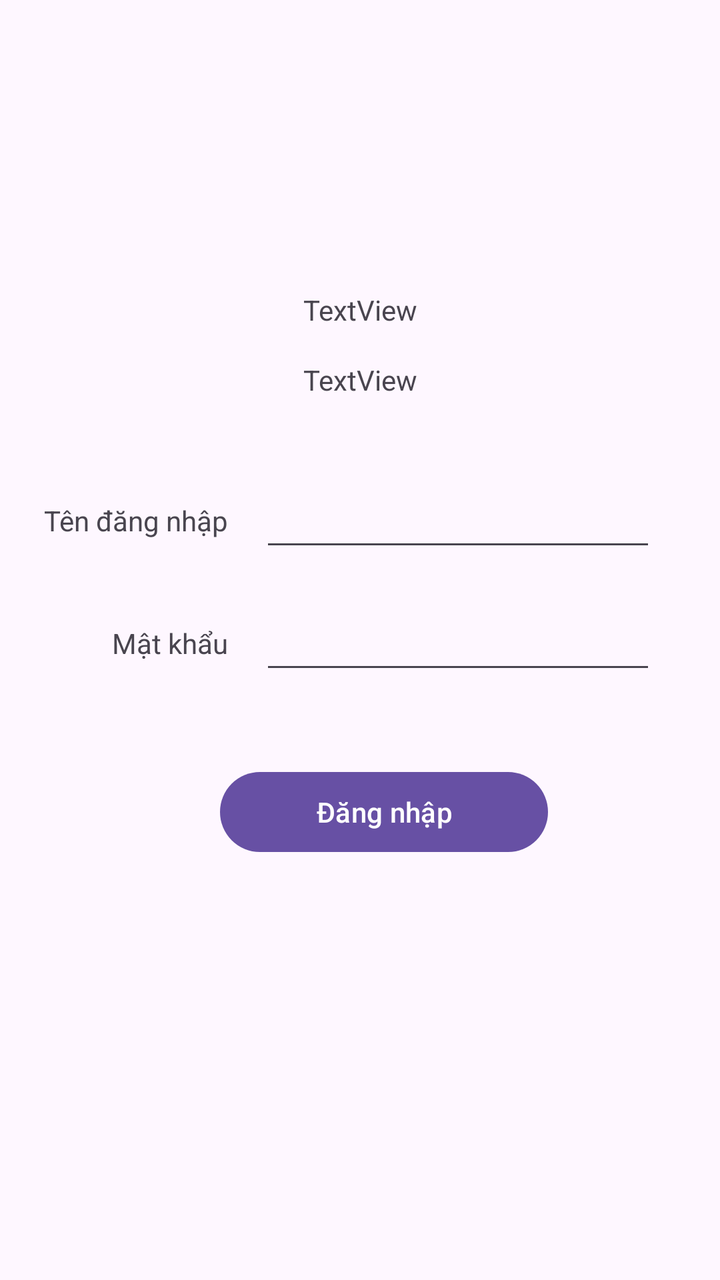
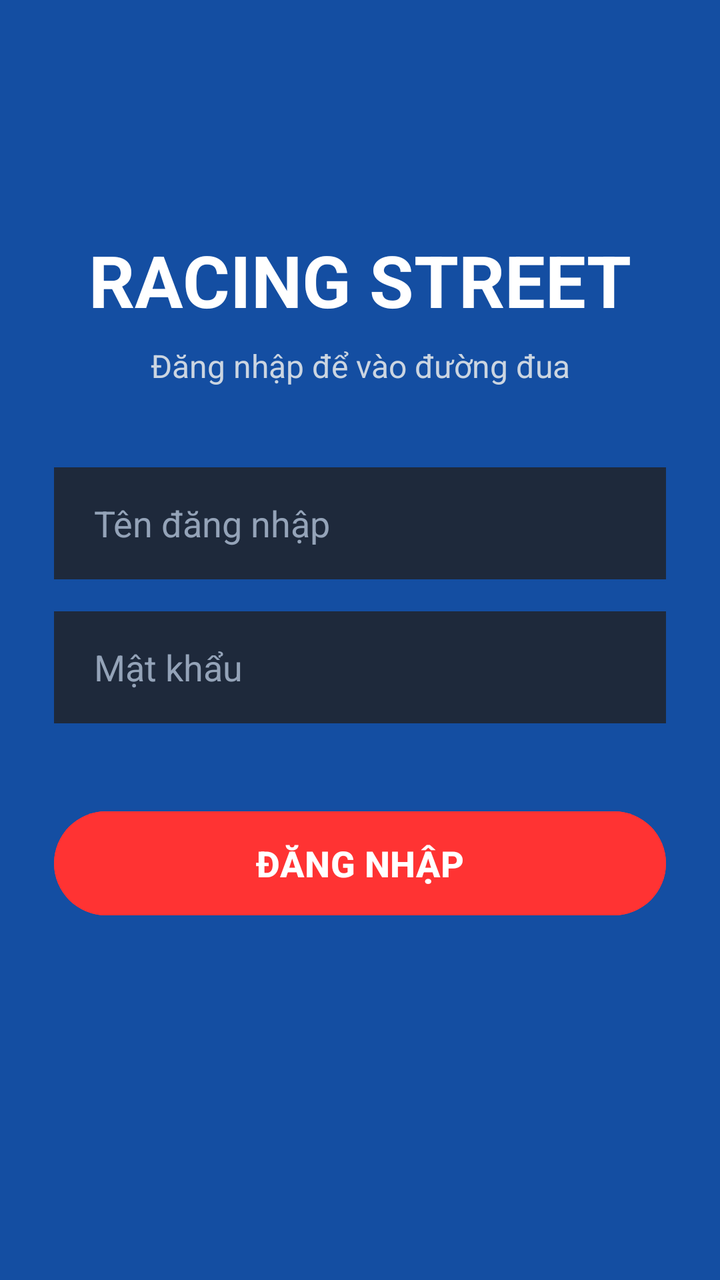

Compare the two renders of this Android layout. The source of the first and the diff that turns it into the second are given below.
<!-- AndroidManifest.xml: application theme Theme.Game -->
<!-- res/layout/activity_login_layout.xml -->
<?xml version="1.0" encoding="utf-8"?>
<androidx.constraintlayout.widget.ConstraintLayout xmlns:android="http://schemas.android.com/apk/res/android"
    xmlns:app="http://schemas.android.com/apk/res-auto"
    xmlns:tools="http://schemas.android.com/tools"
    android:id="@+id/main"
    android:layout_width="match_parent"
    android:layout_height="match_parent"
    tools:context=".loginLayout">

    
    <EditText
        android:id="@+id/txtUser"
        android:layout_width="0dp"
        android:layout_height="wrap_content"
        android:ems="10"
        android:inputType="text"
        android:layout_marginEnd="32dp"
        app:layout_constraintWidth_percent="0.55"
        app:layout_constraintBottom_toBottomOf="parent"
        app:layout_constraintEnd_toEndOf="parent"
        app:layout_constraintTop_toTopOf="parent"
        app:layout_constraintVertical_bias="0.4" />

    
    <TextView
        android:id="@+id/textView3"
        android:layout_width="wrap_content"
        android:layout_height="wrap_content"
        android:layout_marginEnd="16dp"
        android:text="Tên đăng nhập"
        app:layout_constraintBottom_toBottomOf="@+id/txtUser"
        app:layout_constraintEnd_toStartOf="@+id/txtUser"
        app:layout_constraintTop_toTopOf="@+id/txtUser" />

    
    <EditText
        android:id="@+id/txtPass"
        android:layout_width="0dp"
        android:layout_height="wrap_content"
        android:layout_marginTop="20dp"
        android:ems="10"
        android:inputType="textPassword"
        app:layout_constraintEnd_toEndOf="@+id/txtUser"
        app:layout_constraintStart_toStartOf="@+id/txtUser"
        app:layout_constraintTop_toBottomOf="@+id/txtUser" />

    
    <TextView
        android:id="@+id/textView4"
        android:layout_width="wrap_content"
        android:layout_height="wrap_content"
        android:layout_marginEnd="16dp"
        android:text="Mật khẩu"
        app:layout_constraintBottom_toBottomOf="@+id/txtPass"
        app:layout_constraintEnd_toStartOf="@+id/txtPass"
        app:layout_constraintTop_toTopOf="@+id/txtPass" />

    
    <Button
        android:id="@+id/btnResign"
        android:layout_width="wrap_content"
        android:layout_height="wrap_content"
        android:layout_marginTop="40dp"
        android:text="Đăng nhập"
        android:paddingHorizontal="48dp"
        app:layout_constraintEnd_toEndOf="@+id/txtPass"
        app:layout_constraintStart_toStartOf="@+id/textView4"
        app:layout_constraintTop_toBottomOf="@+id/txtPass" />

    
    <TextView
        android:id="@+id/textView2"
        android:layout_width="wrap_content"
        android:layout_height="wrap_content"
        android:layout_marginBottom="40dp"
        android:text="TextView"
        app:layout_constraintBottom_toTopOf="@+id/txtUser"
        app:layout_constraintEnd_toEndOf="parent"
        app:layout_constraintStart_toStartOf="parent" />

    
    <TextView
        android:id="@+id/textView"
        android:layout_width="wrap_content"
        android:layout_height="wrap_content"
        android:layout_marginBottom="16dp"
        android:text="TextView"
        app:layout_constraintBottom_toTopOf="@+id/textView2"
        app:layout_constraintEnd_toEndOf="@+id/textView2"
        app:layout_constraintStart_toStartOf="@+id/textView2" />

</androidx.constraintlayout.widget.ConstraintLayout>
<!-- resources referenced by this layout -->
<resources>
  <style name="Theme.Game" parent="Base.Theme.Game" />
  <style name="Base.Theme.Game" parent="Theme.Material3.DayNight.NoActionBar">
          
          
      </style>
</resources>

<!-- the commit's change to res/layout/activity_login_layout.xml (unified diff, before → after) -->
@@ -5,88 +5,79 @@
     android:id="@+id/main"
     android:layout_width="match_parent"
     android:layout_height="match_parent"
+    android:background="#144EA2"
     tools:context=".loginLayout">
-
-    
-    <EditText
-        android:id="@+id/txtUser"
-        android:layout_width="0dp"
-        android:layout_height="wrap_content"
-        android:ems="10"
-        android:inputType="text"
-        android:layout_marginEnd="32dp"
-        app:layout_constraintWidth_percent="0.55"
-        app:layout_constraintBottom_toBottomOf="parent"
-        app:layout_constraintEnd_toEndOf="parent"
-        app:layout_constraintTop_toTopOf="parent"
-        app:layout_constraintVertical_bias="0.4" />
-
-    
     <TextView
-        android:id="@+id/textView3"
+        android:id="@+id/textView"
         android:layout_width="wrap_content"
         android:layout_height="wrap_content"
-        android:layout_marginEnd="16dp"
-        android:text="Tên đăng nhập"
-        app:layout_constraintBottom_toBottomOf="@+id/txtUser"
-        app:layout_constraintEnd_toStartOf="@+id/txtUser"
-        app:layout_constraintTop_toTopOf="@+id/txtUser" />
+        android:layout_marginBottom="8dp"
+        android:text="RACING STREET"
+        android:textColor="#FFFFFF"
+        android:textSize="36sp"
+        android:textStyle="bold"
+        app:layout_constraintBottom_toTopOf="@+id/textView2"
+        app:layout_constraintEnd_toEndOf="parent"
+        app:layout_constraintStart_toStartOf="parent" />
 
-    
-    <EditText
-        android:id="@+id/txtPass"
-        android:layout_width="0dp"
-        android:layout_height="wrap_content"
-        android:layout_marginTop="20dp"
-        android:ems="10"
-        android:inputType="textPassword"
-        app:layout_constraintEnd_toEndOf="@+id/txtUser"
-        app:layout_constraintStart_toStartOf="@+id/txtUser"
-        app:layout_constraintTop_toBottomOf="@+id/txtUser" />
-
-    
-    <TextView
-        android:id="@+id/textView4"
-        android:layout_width="wrap_content"
-        android:layout_height="wrap_content"
-        android:layout_marginEnd="16dp"
-        android:text="Mật khẩu"
-        app:layout_constraintBottom_toBottomOf="@+id/txtPass"
-        app:layout_constraintEnd_toStartOf="@+id/txtPass"
-        app:layout_constraintTop_toTopOf="@+id/txtPass" />
-
-    
-    <Button
-        android:id="@+id/btnResign"
-        android:layout_width="wrap_content"
-        android:layout_height="wrap_content"
-        android:layout_marginTop="40dp"
-        android:text="Đăng nhập"
-        android:paddingHorizontal="48dp"
-        app:layout_constraintEnd_toEndOf="@+id/txtPass"
-        app:layout_constraintStart_toStartOf="@+id/textView4"
-        app:layout_constraintTop_toBottomOf="@+id/txtPass" />
-
-    
     <TextView
         android:id="@+id/textView2"
         android:layout_width="wrap_content"
         android:layout_height="wrap_content"
         android:layout_marginBottom="40dp"
-        android:text="TextView"
+        android:text="Đăng nhập để vào đường đua"
+        android:textColor="#CBD5E1"
+        android:textSize="16sp"
         app:layout_constraintBottom_toTopOf="@+id/txtUser"
         app:layout_constraintEnd_toEndOf="parent"
         app:layout_constraintStart_toStartOf="parent" />
 
-    
-    <TextView
-        android:id="@+id/textView"
-        android:layout_width="wrap_content"
-        android:layout_height="wrap_content"
-        android:layout_marginBottom="16dp"
-        android:text="TextView"
-        app:layout_constraintBottom_toTopOf="@+id/textView2"
-        app:layout_constraintEnd_toEndOf="@+id/textView2"
-        app:layout_constraintStart_toStartOf="@+id/textView2" />
+    <EditText
+        android:id="@+id/txtUser"
+        android:layout_width="0dp"
+        android:layout_height="56dp"
+        android:background="#1E293B"
+        android:hint="Tên đăng nhập"
+        android:inputType="text"
+        android:paddingHorizontal="20dp"
+        android:textColor="#FFFFFF"
+        android:textColorHint="#94A3B8"
+        app:layout_constraintBottom_toBottomOf="parent"
+        app:layout_constraintEnd_toEndOf="parent"
+        app:layout_constraintStart_toStartOf="parent"
+        app:layout_constraintTop_toTopOf="parent"
+        app:layout_constraintVertical_bias="0.4"
+        app:layout_constraintWidth_percent="0.85" />
+
+    <EditText
+        android:id="@+id/txtPass"
+        android:layout_width="0dp"
+        android:layout_height="56dp"
+        android:layout_marginTop="16dp"
+        android:background="#1E293B"
+        android:hint="Mật khẩu"
+        android:inputType="textPassword"
+        android:paddingHorizontal="20dp"
+        android:textColor="#FFFFFF"
+        android:textColorHint="#94A3B8"
+        app:layout_constraintEnd_toEndOf="parent"
+        app:layout_constraintStart_toStartOf="parent"
+        app:layout_constraintTop_toBottomOf="@+id/txtUser"
+        app:layout_constraintWidth_percent="0.85" />
+
+    <Button
+        android:id="@+id/btnResign"
+        android:layout_width="0dp"
+        android:layout_height="60dp"
+        android:layout_marginTop="40dp"
+        android:backgroundTint="#FF3333"
+        android:text="ĐĂNG NHẬP"
+        android:textColor="#FFFFFF"
+        android:textSize="18sp"
+        android:textStyle="bold"
+        app:layout_constraintEnd_toEndOf="parent"
+        app:layout_constraintStart_toStartOf="parent"
+        app:layout_constraintTop_toBottomOf="@+id/txtPass"
+        app:layout_constraintWidth_percent="0.85" />
 
 </androidx.constraintlayout.widget.ConstraintLayout>
